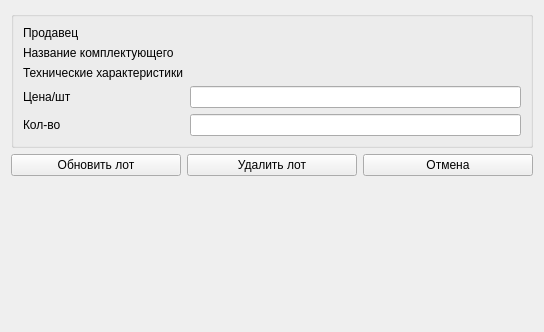
This is ui_qt/from_designer/update_lot_form.ui in OTBEPTKA1873/SMRP_Nef_Meh_MM-21-1B as Qt 5 draws it before an edit. The edited form follows.
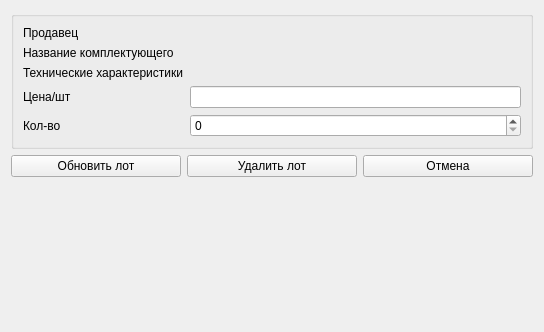
This is the edited form. Icons and pictures are not drawn.

Commit message: Добавил класс окна обновления лота, начата работа с окном чеков

The edit to the form file:
```diff
--- a/ui_qt/from_designer/update_lot_form.ui
+++ b/ui_qt/from_designer/update_lot_form.ui
@@ -59,9 +59,6 @@
         </property>
        </widget>
       </item>
-      <item row="8" column="1">
-       <widget class="QLineEdit" name="line_edit_count"/>
-      </item>
       <item row="4" column="0">
        <widget class="QLabel" name="label_3">
         <property name="text">
@@ -83,6 +80,9 @@
         </property>
        </widget>
       </item>
+      <item row="8" column="1">
+       <widget class="QSpinBox" name="spinBox"/>
+      </item>
      </layout>
     </widget>
    </item>
```
The commit also changes 4 other files.
